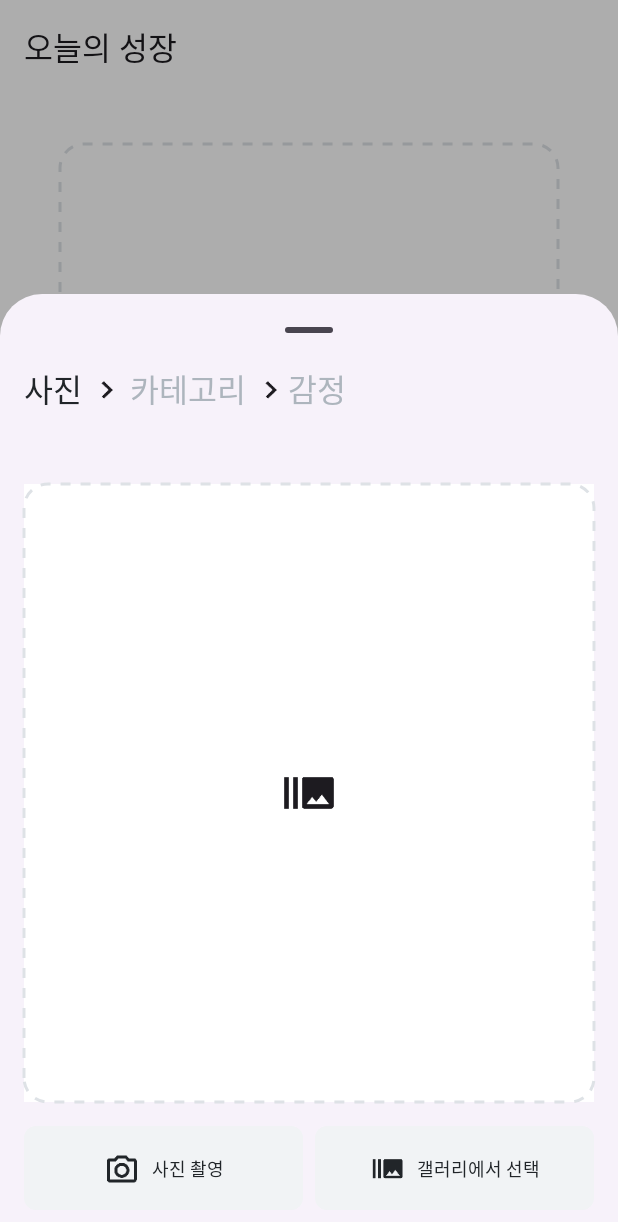
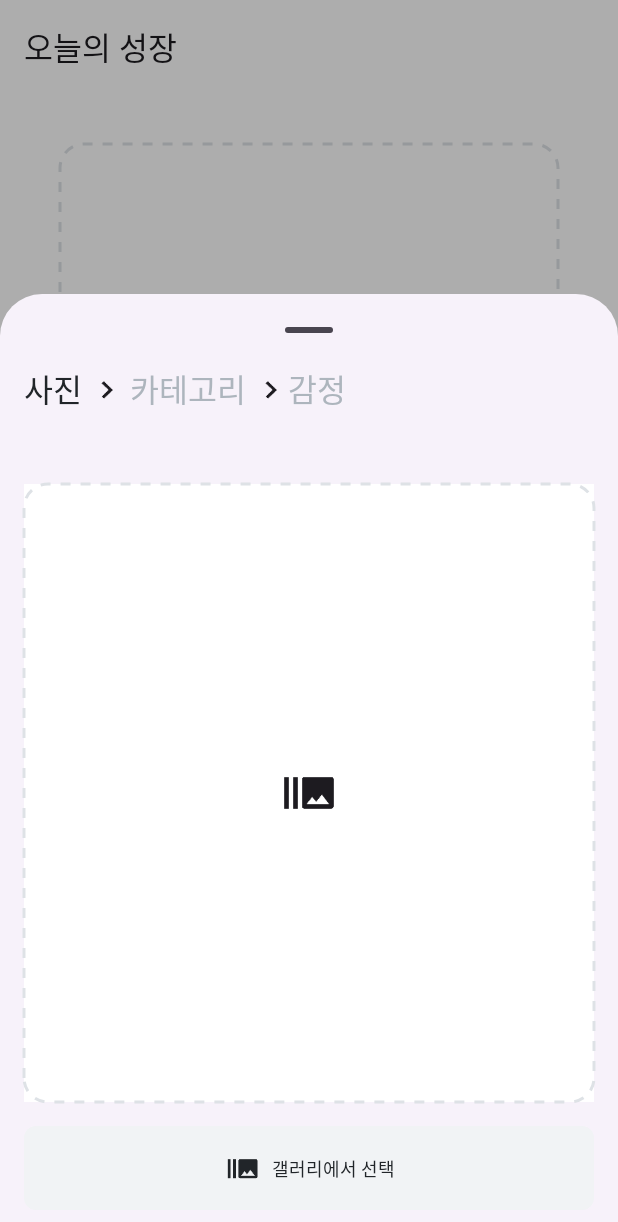
Before and after one commit to c004245/pet-grow-daily, an Android app built with Jetpack Compose: the screen it shows after launch (MainActivity), after a tap on "토탈 뷰", on a phone screen of 412 x 824 dp. Shown: the top 1222 px of the screen. Run offline under Robolectric (Android 15) with nearby library versions, the phone set to English and light mode, and no system bars; our stand-ins replace Dagger/Hilt's generated code, accompanist; Roboto replaces fonts that are not available here; 1 statement that could not run was skipped.

Commit message:
chore: photo flow

```diff
--- a/app/build.gradle.kts
+++ b/app/build.gradle.kts
@@ -83,6 +83,7 @@ dependencies {
     implementation(libs.accompanist.systemuicontroller)
     implementation(libs.androidx.core.splashscreen)
 
+    implementation(libs.coil.compose)
 
 
 }
--- a/app/src/main/java/com/example/pet_grow_daily/feature/add/PhotoSelectionScreen.kt
+++ b/app/src/main/java/com/example/pet_grow_daily/feature/add/PhotoSelectionScreen.kt
@@ -1,6 +1,11 @@
 package com.example.pet_grow_daily.feature.add
 
+import android.app.Activity
+import android.content.Intent
+import android.provider.MediaStore
 import android.util.Log
+import androidx.activity.compose.rememberLauncherForActivityResult
+import androidx.activity.result.contract.ActivityResultContracts
 import androidx.compose.foundation.Image
 import androidx.compose.foundation.background
 import androidx.compose.foundation.clickable
@@ -8,6 +13,7 @@ import androidx.compose.foundation.layout.Box
 import androidx.compose.foundation.layout.Column
 import androidx.compose.foundation.layout.Row
 import androidx.compose.foundation.layout.Spacer
+import androidx.compose.foundation.layout.aspectRatio
 import androidx.compose.foundation.layout.fillMaxSize
 import androidx.compose.foundation.layout.fillMaxWidth
 import androidx.compose.foundation.layout.height
@@ -23,13 +29,22 @@ import androidx.compose.material3.ButtonDefaults
 import androidx.compose.material3.Icon
 import androidx.compose.material3.Text
 import androidx.compose.runtime.Composable
+import androidx.compose.runtime.getValue
+import androidx.compose.runtime.mutableStateOf
+import androidx.compose.runtime.remember
+import androidx.compose.runtime.setValue
 import androidx.compose.ui.Alignment
 import androidx.compose.ui.Modifier
+import androidx.compose.ui.draw.clip
 import androidx.compose.ui.graphics.Color
+import androidx.compose.ui.platform.LocalContext
 import androidx.compose.ui.res.painterResource
 import androidx.compose.ui.res.stringResource
 import androidx.compose.ui.unit.dp
 import androidx.compose.ui.unit.sp
+import androidx.core.content.FileProvider
+import coil.compose.AsyncImage
+import coil.compose.rememberImagePainter
 import com.example.pet_grow_daily.R
 import com.example.pet_grow_daily.core.designsystem.theme.black21
 import com.example.pet_grow_daily.core.designsystem.theme.gray86
@@ -37,19 +52,38 @@ import com.example.pet_grow_daily.core.designsystem.theme.grayf1
 import com.example.pet_grow_daily.core.designsystem.theme.purple6C
 import com.example.pet_grow_daily.feature.home.EmptyTodayGrowRecordWidget
 import com.example.pet_grow_daily.ui.theme.PetgrowTheme
+import java.io.File
 
 
 @Composable
 fun PhotoSelectionScreen(onPhotoSelected: () -> Unit) {
+
+    var selectedImageUri by remember { mutableStateOf<String?>(null) }
+
+    val galleryLauncher  =
+        rememberLauncherForActivityResult(ActivityResultContracts.GetContent()) { uri ->
+            selectedImageUri = uri?.toString() // Save the selected gallery image URI
+
+        }
+
     Box(
         modifier = Modifier
             .fillMaxWidth()
             .height(580.dp)
     ) {
         Column(
+            modifier = Modifier.fillMaxWidth()
+        ) {
+            if (selectedImageUri != null) {
+                AsyncImage(
+                    model = selectedImageUri,
+                    contentDescription = "Selected Image",
                     modifier = Modifier
                         .fillMaxWidth()
-        ) {
+                        .aspectRatio(1f)
+                        .clip(RoundedCornerShape(8.dp))
+                )
+            } else {
                 EmptyTodayGrowRecordWidget(
                     modifier = Modifier.padding(top = 24.dp)
                 ) {
@@ -65,10 +99,15 @@ fun PhotoSelectionScreen(onPhotoSelected: () -> Unit) {
 
                     }
                 }
+            }
             Spacer(modifier = Modifier.height(16.dp))
-            ChoosePhotoSelectWidget(onPhotoSelected)
+            ChoosePhotoSelectWidget(
+                onPhotoSelected = {
+                    galleryLauncher.launch("image/*") // Open the gallery to select an image
+                },
+            )
             Spacer(modifier = Modifier.height(16.dp))
-        }
+
 //        Button(
 //            onClick = { onPhotoSelected() },
 //            modifier = Modifier
@@ -87,48 +126,18 @@ fun PhotoSelectionScreen(onPhotoSelected: () -> Unit) {
 //            )
 //        }
         }
-
+    }
 }
 
 @Composable
 fun ChoosePhotoSelectWidget(onPhotoSelected: () -> Unit) {
-    Row(modifier = Modifier.fillMaxWidth()) {
     Box(
         modifier = Modifier
+            .fillMaxWidth()
             .clickable {
-                    Log.d("HWO", "clicked")
-                }
-                .weight(1f)
-                .height(56.dp)
-                .background(color = grayf1, shape = RoundedCornerShape(8.dp)),
-            contentAlignment = Alignment.Center
-        ) {
-            Row(
-                modifier = Modifier.wrapContentWidth(),
-                verticalAlignment = Alignment.CenterVertically
-            ) {
-                Image(
-                    painter = painterResource(id = R.drawable.ic_picture_camera),
-                    contentDescription = "camera"
-                )
-                Spacer(modifier = Modifier.width(8.dp))
-                Text(
-                    modifier = Modifier.wrapContentWidth(),
-                    text = stringResource(id = R.string.text_picture),
-                    fontSize = 12.sp,
-                    style = PetgrowTheme.typography.bold,
-                    color = black21
-                )
-            }
+                onPhotoSelected()
 
             }
-        Spacer(modifier = Modifier.width(8.dp))
-        Box(
-            modifier = Modifier
-                .clickable {
-
-                }
-                .weight(1f)
             .height(56.dp)
             .background(color = grayf1, shape = RoundedCornerShape(8.dp)),
         contentAlignment = Alignment.Center
@@ -151,7 +160,5 @@ fun ChoosePhotoSelectWidget(onPhotoSelected: () -> Unit) {
                 color = black21
             )
         }
-
     }
 }
-}
--- a/gradle/libs.versions.toml
+++ b/gradle/libs.versions.toml
@@ -21,7 +21,7 @@ hiltNavigationCompose = "1.2.0"
 kotlinxSerializationJson = "1.7.0"
 
 accompanistSystemuicontroller = "0.17.0"
-
+coil = "2.1.0"
 
 [libraries]
 androidx-core-ktx = { group = "androidx.core", name = "core-ktx", version.ref = "coreKtx" }
@@ -56,7 +56,7 @@ hilt-android-testing = { group = "com.google.dagger", name = "hilt-android-testi
 hilt-android-compiler = { group = "com.google.dagger", name = "hilt-android-compiler", version.ref = "hilt" }
 androidx-core-splashscreen = { module = "androidx.core:core-splashscreen", version.ref = "androidxCoreSplash" }
 
-
+coil-compose = { module = "io.coil-kt:coil-compose", version.ref = "coil" }
 [plugins]
 androidApplication = { id = "com.android.application", version.ref = "agp" }
 jetbrainsKotlinAndroid = { id = "org.jetbrains.kotlin.android", version.ref = "kotlin" }
```
Lines whose indentation alone changed are shown as unchanged.
